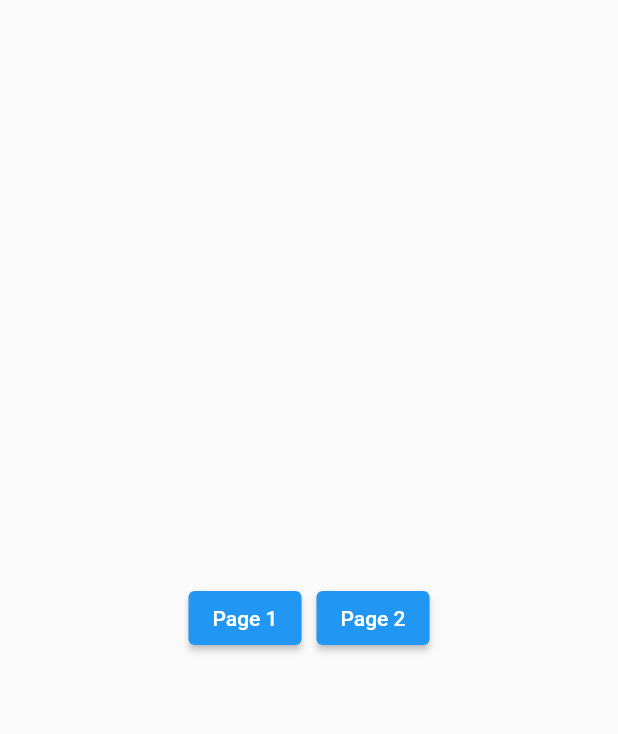
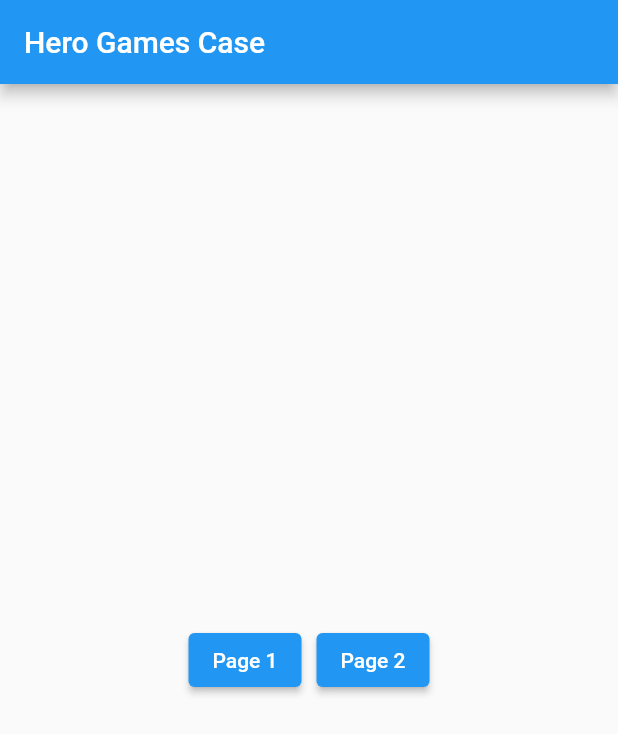
Before and after one commit to CenkMerk/hero_games_case, a Flutter app: the screen it shows after launch, on a phone screen of 412 x 824 dp. Shown: the top 734 px of the screen. Run offline on Flutter 3.47's test engine with Material 2 defaults, Android fonts, the phone set to English and light mode, and no system bars.

Commit message:
completed home screen

```diff
--- a/lib/main.dart
+++ b/lib/main.dart
@@ -1,36 +1,11 @@
 import 'package:flutter/material.dart';
+import 'package:hero_games_case/screens/home_screen.dart';
 
 void main() {
-  runApp(const MyApp());
+  runApp(
+    const MaterialApp(
+      debugShowCheckedModeBanner: false,
+      home: HomeScreen(),
+    ),
+  );
 }
-
-class MyApp extends StatelessWidget {
-  const MyApp({super.key});
-
-  @override
-  Widget build(BuildContext context) {
-    return MaterialApp(
-      debugShowCheckedModeBanner: false,
-      home: Scaffold(
-        body: Center(
-          child: Row(
-            mainAxisAlignment: MainAxisAlignment.center,
-            children: [
-              ElevatedButton(
-                onPressed: () {},
-                child: const Text("Page 1"),
-              ),
-              const SizedBox(
-                width: 10.0,
-              ),
-              ElevatedButton(
-                onPressed: () {},
-                child: const Text("Page 2"),
-              ),
-            ],
-          ),
-        ),
-      ),
-    );
-  }
-}
```
